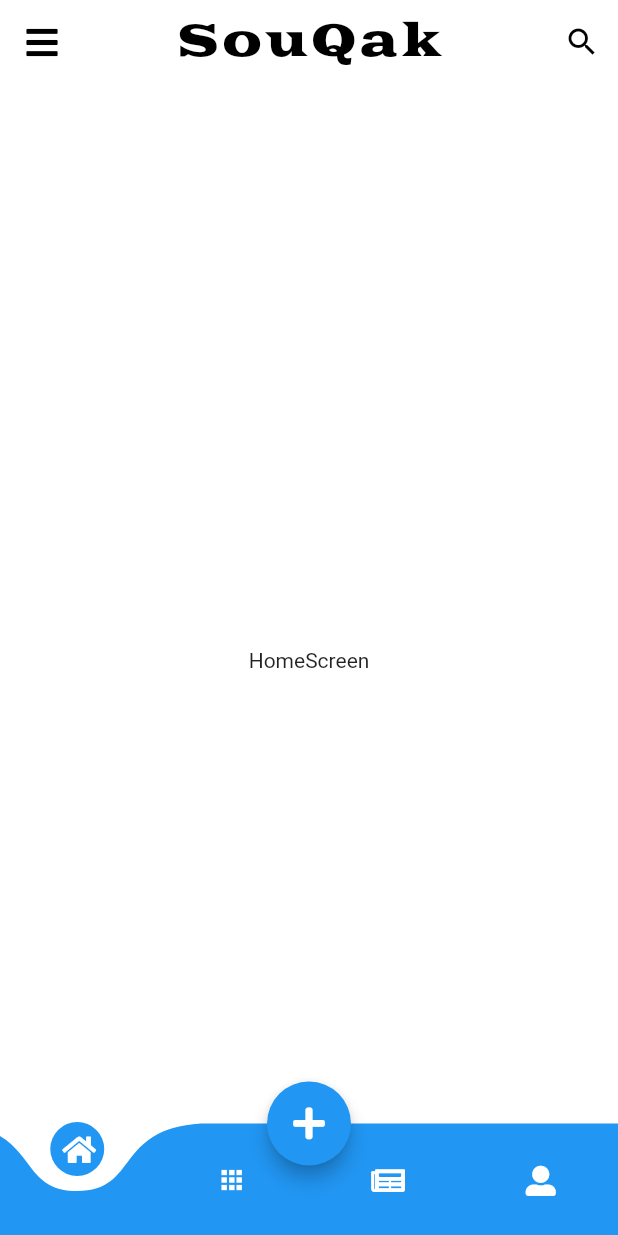
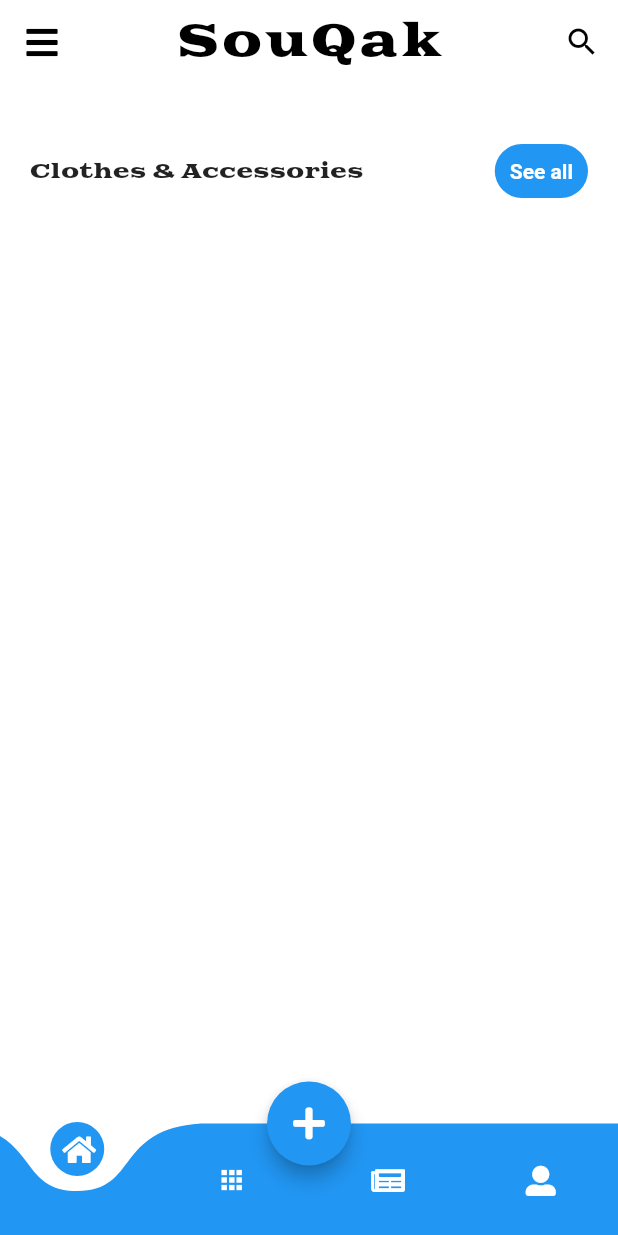
Before and after one commit to Ahmed-Habeeb/souqak, a Flutter app: the screen it shows after launch, on a phone screen of 412 x 824 dp. Run offline on Flutter 3.47's test engine with Material 2 defaults, Android fonts, the phone set to English and light mode, and no system bars; drawn by our look-alikes of curved_navigation_bar; our stand-ins replace dio, font_awesome_flutter, get, shared_preferences.

Commit message:
start in home screen

```diff
--- a/lib/main.dart
+++ b/lib/main.dart
@@ -5,7 +5,7 @@ import 'package:souqak/screens/addscreen.dart';
 import 'package:souqak/screens/auth/registerscreen.dart';
 import 'screens/auth/loginscreen.dart';
 import 'screens/categorydetailsscreen.dart';
-import 'screens/mainscreen.dart';
+import 'screens/mainscreen/mainscreen.dart';
 import 'screens/searchscreen.dart';
 
 void main() {
@@ -20,7 +20,6 @@ class MyApp extends StatelessWidget {
       initialBinding: MyBindings(),
       routes: {
         MainScreen.screenName: (context) => MainScreen(),
-
         LoginScreen.screenName: (context) => LoginScreen(),
         RegisterScreen.screenName: (context) => RegisterScreen(),
         SearchScreen.screenName: (context) => SearchScreen(),
--- a/lib/screens/categorydetailsscreen.dart
+++ b/lib/screens/categorydetailsscreen.dart
@@ -1,12 +1,17 @@
 import 'package:flutter/material.dart';
+import 'package:get/get.dart';
+import 'package:souqak/viewmodels/mainscreencontroller.dart';
 
 
 class CategoryDetailsScreen extends StatelessWidget {
 
-  static final screenName="categorydetails";
+  static const screenName="categorydetails";
+
 
   @override
   Widget build(BuildContext context) {
-    return Container();
+    return Scaffold(
+      appBar: AppBar(title: Text(Get.find<MainScreenController>().selectedCategory),),
+    );
   }
 }
--- a/lib/screens/homescreen.dart
+++ b/lib/screens/customdrawer.dart
@@ -1,11 +1,14 @@
 import 'package:flutter/material.dart';
 
-class HomeScreen extends StatelessWidget {
+
+class CustomDrawer extends StatelessWidget {
 
   @override
   Widget build(BuildContext context) {
     return Container(
-      child: Center(child: Text("HomeScreen"),),
+      color: Colors.lightBlueAccent
+
+      ,
     );
   }
 }
--- a/lib/screens/mainscreen.dart
+++ /dev/null
@@ -1,148 +0,0 @@
-import 'package:curved_navigation_bar/curved_navigation_bar.dart';
-import 'package:flutter/material.dart';
-import 'package:font_awesome_flutter/font_awesome_flutter.dart';
-import 'package:get/get.dart';
-import 'package:souqak/screens/addscreen.dart';
-import 'package:souqak/screens/searchscreen.dart';
-import 'package:souqak/viewmodels/mainscreencontroller.dart';
-
-import 'categoriesscreen.dart';
-import 'homescreen.dart';
-import 'newsscreen.dart';
-import 'profilescreen.dart';
-
-class MainScreen extends StatelessWidget {
-  static final screenName = "/";
-
-  @override
-  Widget build(BuildContext context) {
-    return Scaffold(
-      body: Obx(()=>Stack(
-        children: [
-          //Inkwell Contains Drawer
-          InkWell(
-              onTap: () {
-                Get.find<MainScreenController>().navOpened.value = false;
-              },
-              child: Container(
-                color: Colors.blue,
-              )),
-          GestureDetector(
-            onTap: () {
-              Get.find<MainScreenController>().navOpened.value = false;
-            },
-            onHorizontalDragUpdate: (i) {
-              if (i.delta.dx > 0) {
-                Get.find<MainScreenController>().navOpened.value = true;
-              } else {
-                Get.find<MainScreenController>().navOpened.value = false;
-              }
-            },
-            child: AnimatedContainer(
-              transform: (Get.find<MainScreenController>().navOpened.value)
-                  ? Matrix4.translationValues(200, 50, .5)
-                  : Matrix4.translationValues(0, 0, 0),
-              duration: Duration(milliseconds: 400),
-              child: Scaffold(
-                extendBody: true,
-                backgroundColor: Colors.white,
-                floatingActionButtonLocation:
-                FloatingActionButtonLocation.centerDocked,
-                appBar: AppBar(
-                  leading: IconButton(
-                    icon: Icon(FontAwesomeIcons.bars),
-                    onPressed: () {
-                      Get.find<MainScreenController>().navOpened.value =
-                      !Get.find<MainScreenController>().navOpened.value;
-                    },
-                  ),
-                  iconTheme: IconThemeData(
-                    color: Colors.black,
-                  ),
-                  backgroundColor: Colors.transparent,
-                  elevation: 0,
-                  title: Text(
-                    "SouQak",
-                    style: TextStyle(
-                        color: Colors.black,
-                        letterSpacing: 1.9,
-                        fontSize: 30,
-                        fontFamily: "GoblinOneRegular",
-                        fontWeight: FontWeight.w400),
-                  ),
-                  centerTitle: true,
-                  actions: [
-                    IconButton(
-                        icon: Icon(Icons.search_sharp),
-                        onPressed: () {
-                          Get.toNamed(SearchScreen.screenName);
-                        })
-                  ],
-                ),
-                body: customTabView(Get.find<MainScreenController>().index.value),
-                bottomNavigationBar: CurvedNavigationBar(
-                  onTap: (i){
-                    Get.find<MainScreenController>().index.value=i;
-                  },
-                  index: Get.find<MainScreenController>().index.value,
-                  backgroundColor: Colors.transparent,
-                  color: Colors.blue,
-                  items: [
-                    Icon(
-                      FontAwesomeIcons.home,
-                      color: Colors.white,
-                      size: 20,
-                    ),
-                    Icon(
-                      Icons.apps_sharp,
-                      color: Colors.white,
-                      size: 20,
-                    ),
-                    Icon(
-                      FontAwesomeIcons.solidNewspaper,
-                      color: Colors.white,
-                      size: 20,
-                    ),
-                    Icon(
-                      FontAwesomeIcons.userAlt,
-                      color: Colors.white,
-                      size: 20,
-                    ),
-                  ],
-                ),
-                floatingActionButton: FloatingActionButton(
-                  onPressed: () {
-                    Get.toNamed(AddScreen.screenName);
-                  },
-                  elevation: 5,
-                  child: Icon(
-                    FontAwesomeIcons.plus,
-                  ),
-                ),
-              ),
-            ),
-          )
-        ],
-      )),
-    );
-  }
-  customTabView(int index){
-    switch (index) {
-      case 0:
-        return HomeScreen();
-      case 1:
-        return CategoriesScreen();
-      case 2:
-        return NewsScreen();
-      case 3:
-        return ProfileScreen();
-      default:
-        return Container(
-          child: Center(
-            child: Text("Default"),
-          ),
-        );
-        break;
-    }
-  }
-}
--- /dev/null
+++ b/lib/screens/mainscreen/homescreen.dart
@@ -0,0 +1,47 @@
+import 'package:flutter/cupertino.dart';
+import 'package:flutter/material.dart';
+import 'package:get/get.dart';
+import 'package:souqak/screens/categorydetailsscreen.dart';
+import 'package:souqak/viewmodels/mainscreencontroller.dart';
+
+class HomeScreen extends StatelessWidget {
+
+  @override
+  Widget build(BuildContext context) {
+    return GetBuilder<MainScreenController>(builder: (controller) => Container(
+      child: ListView.builder(
+        padding: EdgeInsets.only(top: 40),
+        itemCount: 1,
+        itemBuilder: (context, index) => drawCategory(controller.categoriesList[index]),
+
+      ),
+    ),);
+  }
+  drawCategory(String category){
+    return Padding(
+      padding: const EdgeInsets.only(left: 20,right: 20),
+      child: Column(
+
+        children: [
+          Row(
+            mainAxisAlignment: MainAxisAlignment.spaceBetween,
+            children: [
+            Text(category,style: TextStyle(fontSize: 13.5,fontFamily: "GoblinOneRegular"),),
+            InkWell(
+              onTap: (){
+                Get.find<MainScreenController>().selectedCategory=category;
+                Get.toNamed(CategoryDetailsScreen.screenName);
+
+              },
+              child: Container(
+                padding: EdgeInsets.all(10),
+                decoration: BoxDecoration(color: Colors.blue,borderRadius: BorderRadius.circular(20)),
+                child: Text("See all",style: TextStyle(color: Colors.white,fontWeight: FontWeight.bold),),
+              ),
+            )
+          ],)
+        ],
+      ),
+    );
+  }
+}
--- /dev/null
+++ b/lib/screens/mainscreen/mainscreen.dart
@@ -0,0 +1,158 @@
+import 'package:curved_navigation_bar/curved_navigation_bar.dart';
+import 'package:flutter/material.dart';
+import 'package:font_awesome_flutter/font_awesome_flutter.dart';
+import 'package:get/get.dart';
+import 'package:souqak/screens/addscreen.dart';
+import 'package:souqak/screens/customdrawer.dart';
+import 'package:souqak/screens/searchscreen.dart';
+import 'package:souqak/viewmodels/mainscreencontroller.dart';
+
+import 'categoriesscreen.dart';
+import 'homescreen.dart';
+import 'newsscreen.dart';
+import 'profilescreen.dart';
+
+class MainScreen extends StatelessWidget {
+  static const screenName = "/";
+
+  @override
+  Widget build(BuildContext context) {
+    return Scaffold(
+      body: GetX<MainScreenController>(builder: (controller)=>Stack(
+        children: [
+          //Inkwell Contains Drawer
+          InkWell(
+              onTap: () {
+                controller.navOpened.value = false;
+              },
+              child: CustomDrawer()),
+          GestureDetector(
+            onTap: () {
+              controller.navOpened.value = false;
+            },
+            onHorizontalDragUpdate: (i) {
+              if (i.delta.dx > 0) {
+                controller.navOpened.value = true;
+              } else {
+                controller.navOpened.value = false;
+              }
+            },
+            child: AnimatedContainer(
+              transform: (controller.navOpened.value)
+                  ? Matrix4.translationValues(200, 70, .5)
+                  : Matrix4.translationValues(0, 0, 0),
+              duration: Duration(milliseconds: 400),
+              width: (controller.navOpened.value)?Get.size.width:Get.size.width,
+              height: (controller.navOpened.value)?Get.size.height-100:Get.size.height,
+              child: MainScreen1(),
+            ),
+          )
+        ],
+      )),
+    );
+  }
+
+}
+class MainScreen1 extends StatelessWidget {
+
+  @override
+  Widget build(BuildContext context) {
+    return Scaffold(
+      extendBody: true,
+      backgroundColor: Colors.white,
+      floatingActionButtonLocation:
+      FloatingActionButtonLocation.centerDocked,
+      appBar: AppBar(
+        leading: IconButton(
+          icon: Icon(FontAwesomeIcons.bars),
+          onPressed: () {
+            Get.find<MainScreenController>().navOpened.value =
+            !Get.find<MainScreenController>().navOpened.value;
+          },
+        ),
+        iconTheme: IconThemeData(
+          color: Colors.black,
+        ),
+        backgroundColor: Colors.transparent,
+        elevation: 0,
+        title: Text(
+          "SouQak",
+          style: TextStyle(
+              color: Colors.black,
+              letterSpacing: 1.9,
+              fontSize: 30,
+              fontFamily: "GoblinOneRegular",
+              fontWeight: FontWeight.w400),
+        ),
+        centerTitle: true,
+        actions: [
+          IconButton(
+              icon: Icon(Icons.search_sharp),
+              onPressed: () {
+                Get.toNamed(SearchScreen.screenName);
+              })
+        ],
+      ),
+      body: GetX<MainScreenController>(builder: (controller)=>customTabView(controller.index.value)),
+      bottomNavigationBar: CurvedNavigationBar(
+        onTap: (i){
+          Get.find<MainScreenController>().index.value=i;
+        },
+        index: Get.find<MainScreenController>().index.value,
+        backgroundColor: Colors.transparent,
+        color: Colors.blue,
+        items: [
+          Icon(
+            FontAwesomeIcons.home,
+            color: Colors.white,
+            size: 20,
+          ),
+          Icon(
+            Icons.apps_sharp,
+            color: Colors.white,
+            size: 20,
+          ),
+          Icon(
+            FontAwesomeIcons.solidNewspaper,
+            color: Colors.white,
+            size: 20,
+          ),
+          Icon(
+            FontAwesomeIcons.userAlt,
+            color: Colors.white,
+            size: 20,
+          ),
+        ],
+      ),
+      floatingActionButton: FloatingActionButton(
+        onPressed: () {
+          Get.toNamed(AddScreen.screenName);
+        },
+        elevation: 5,
+        child: Icon(
+          FontAwesomeIcons.plus,
+        ),
+      ),
+    );
+  }
+  customTabView(int index){
+    switch (index) {
+      case 0:
+        return HomeScreen();
+      case 1:
+        return CategoriesScreen();
+      case 2:
+        return NewsScreen();
+      case 3:
+        return ProfileScreen();
+      default:
+        return Container(
+          child: Center(
+            child: Text("Default"),
+          ),
+        );
+        break;
+    }
+  }
+
+}
--- a/lib/viewmodels/authscreenviewmodel.dart
+++ b/lib/viewmodels/authscreenviewmodel.dart
@@ -1,7 +1,7 @@
 import 'package:flutter/material.dart';
 import 'package:get/get.dart';
 import 'package:souqak/models/usermodel.dart';
-import 'package:souqak/screens/mainscreen.dart';
+import 'package:souqak/screens/mainscreen/mainscreen.dart';
 import 'package:souqak/viewmodels/authviewmodel.dart';
 
 class AuthScreenViewModel extends AuthViewModel {
--- a/lib/viewmodels/mainscreencontroller.dart
+++ b/lib/viewmodels/mainscreencontroller.dart
@@ -6,8 +6,11 @@ import 'package:get/get.dart';
 
 
 class MainScreenController extends GetxController {
-  RxBool navOpened = false.obs;
-  RxInt index=0.obs;
+  var navOpened = false.obs;
+  var index=0.obs;
+
+  var categoriesList=["Clothes & Accessories","Electronics","Home & Garden","Vehicles","Family","Entertainment"];
+  String selectedCategory="All";
 
 
 
```
Also changed, not shown: lib/screens/mainscreen/categoriesscreen.dart (renamed from lib/screens/categoriesscreen.dart), lib/screens/mainscreen/newsscreen.dart (renamed from lib/screens/newsscreen.dart), lib/screens/mainscreen/profilescreen.dart (renamed from lib/screens/profilescreen.dart).
